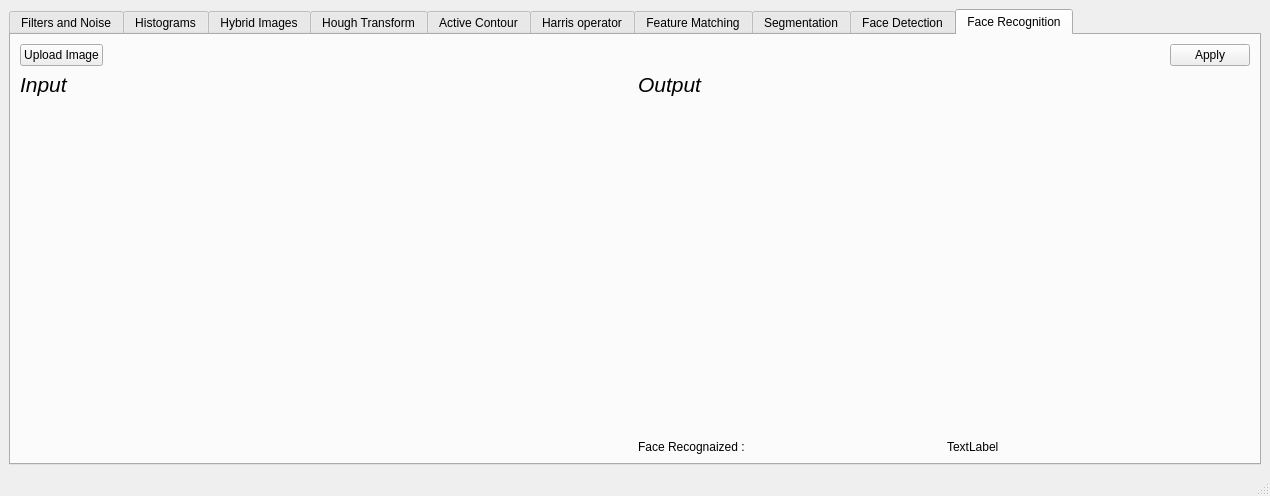
This is UI/ui.ui in LunaEyad/Computer-Vision-Toolkit as Qt 5 draws it before an edit. The edited form follows.
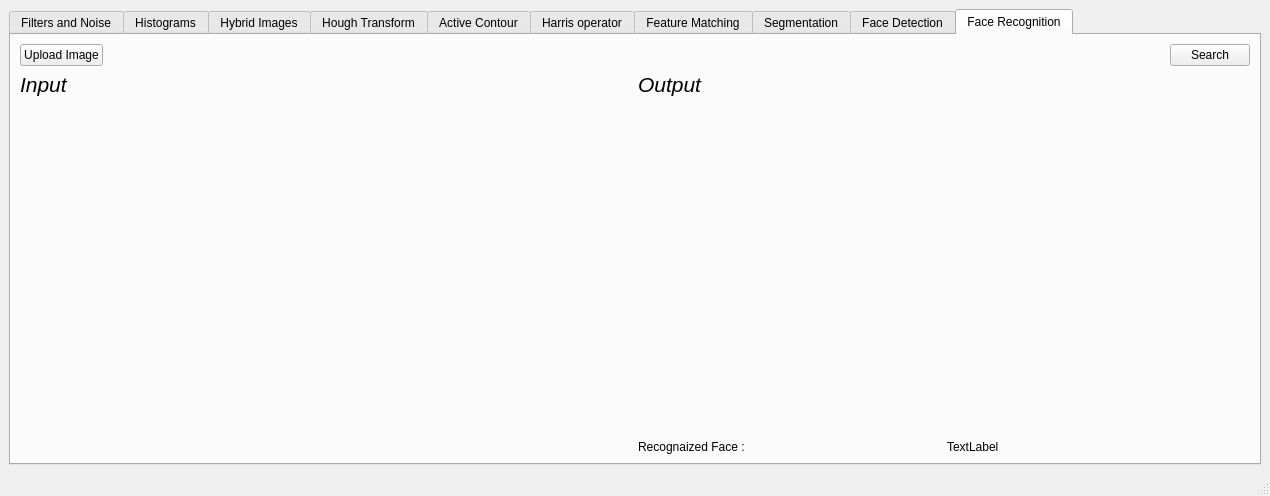
This is the edited form. The open tabs and pages were chosen to show the change. Custom widgets are drawn as their Qt base class.

What changed in the file:
```diff
--- a/UI/ui.ui
+++ b/UI/ui.ui
@@ -1755,7 +1755,7 @@
               <item>
                <widget class="QLabel" name="label_30">
                 <property name="text">
-                 <string>Face Recognaized :</string>
+                 <string>Recognaized Face :</string>
                 </property>
                </widget>
               </item>
@@ -1775,7 +1775,7 @@
             <item row="2" column="6">
              <widget class="QPushButton" name="pushButton_apply_face_rec">
               <property name="text">
-               <string>Apply</string>
+               <string>Search</string>
               </property>
              </widget>
             </item>
```
